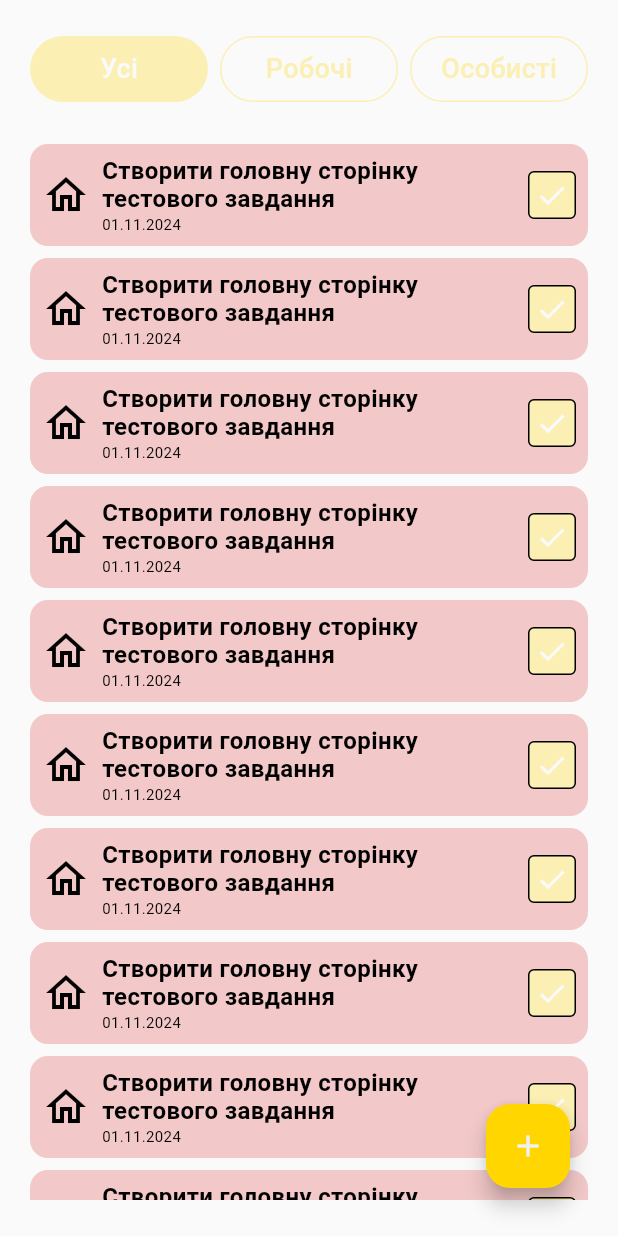
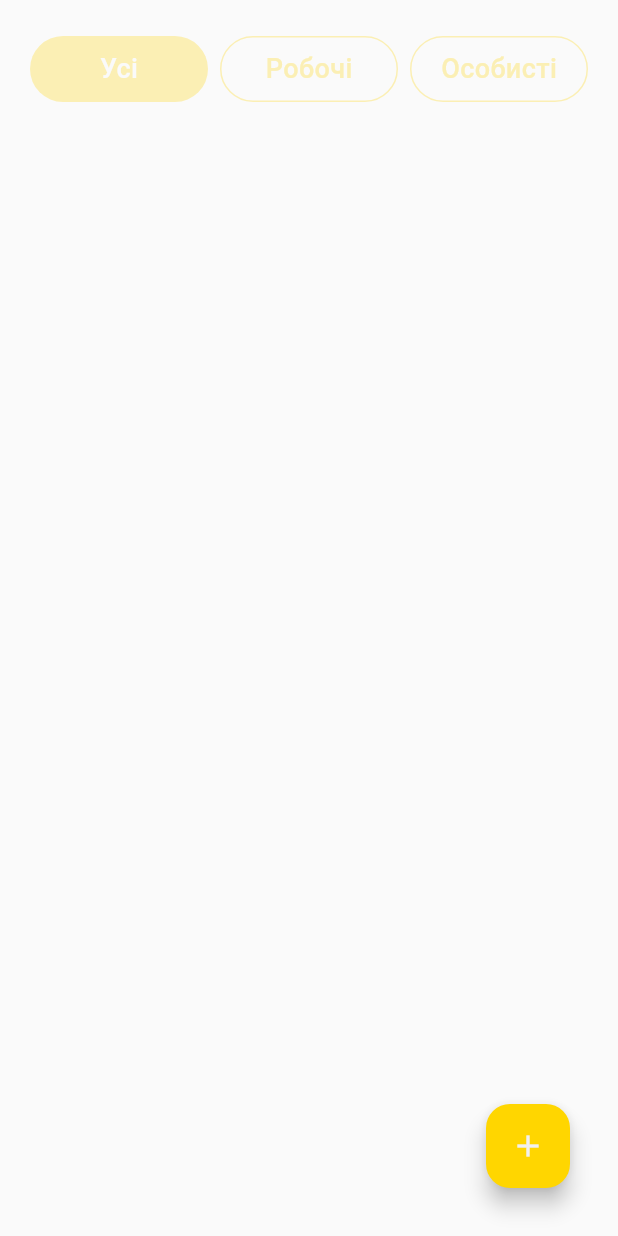
Before and after one commit to UbohyiPetro/to_do, a Flutter app: the MainScreen screen opened by its route, on a phone screen of 412 x 824 dp. Run offline on Flutter 3.47's test engine with Material 3 defaults, Android fonts, the phone set to English and light mode, and no system bars; our stand-ins replace get.

Commit message:
SWTD-8: add controller and state to main screen and shows todos list

```diff
--- /dev/null
+++ b/lib/main/controller/main_controller.dart
@@ -0,0 +1,11 @@
+import 'package:get/get.dart';
+import 'package:softwars_to_do/main/model/todo_item.dart';
+import 'package:softwars_to_do/main/state/main_state.dart';
+
+class MainController extends GetxController {
+  final MainState mainState = MainState();
+
+  void addTodo(TodoItem todoItem) {
+    mainState.todos.add(todoItem);
+  }
+}
--- /dev/null
+++ b/lib/main/state/main_state.dart
@@ -0,0 +1,6 @@
+import 'package:get/get.dart';
+import 'package:softwars_to_do/main/model/todo_item.dart';
+
+class MainState {
+  RxList<TodoItem> todos = RxList();
+}
--- a/lib/main/ui/main_screen.dart
+++ b/lib/main/ui/main_screen.dart
@@ -1,15 +1,19 @@
 import 'package:flutter/material.dart';
 import 'package:get/get.dart';
+import 'package:softwars_to_do/main/controller/main_controller.dart';
 import 'package:softwars_to_do/main/ui/todo_item.dart';
 
 import '../../navigation/navigation.dart';
 import '../../theme/spacing.dart';
+import '../model/todo_item.dart';
 
 class MainScreen extends StatelessWidget {
   const MainScreen({super.key});
 
   @override
   Widget build(BuildContext context) {
+    final mainController = Get.put(MainController());
+    final mainState = mainController.mainState;
     const selectedIndex = 0;
     return Scaffold(
       floatingActionButton: Padding(
@@ -29,7 +33,8 @@ class MainScreen extends StatelessWidget {
             vertical: Spacing.semiLarge,
             horizontal: Spacing.medium,
           ),
-          child: Column(
+          child: Obx(
+            () => Column(
               children: [
                 Row(
                   children: [
@@ -60,13 +65,17 @@ class MainScreen extends StatelessWidget {
                 Expanded(
                   child: ListView.builder(
                     padding: const EdgeInsets.only(bottom: Spacing.large),
-                  itemCount: 17,
+                    itemCount: mainState.todos.length,
                     itemBuilder: (BuildContext context, int index) {
-                    return const TodoItem();
+                      TodoItem todoItem = mainState.todos[index];
+                      return TodoItemCard(
+                        todoItem: todoItem,
+                      );
                     },
                   ),
                 )
               ],
+            ),
           ),
         ),
       ),
--- a/lib/main/ui/todo_item.dart
+++ b/lib/main/ui/todo_item.dart
@@ -2,9 +2,12 @@ import 'package:flutter/material.dart';
 
 import '../../theme/spacing.dart';
 import '../components/todo_checkbox.dart';
+import '../model/todo_item.dart';
 
-class TodoItem extends StatelessWidget {
-  const TodoItem({super.key});
+class TodoItemCard extends StatelessWidget {
+  final TodoItem todoItem;
+
+  const TodoItemCard({super.key, required this.todoItem});
 
   @override
   Widget build(BuildContext context) {
```
Lines whose indentation alone changed are shown as unchanged.
